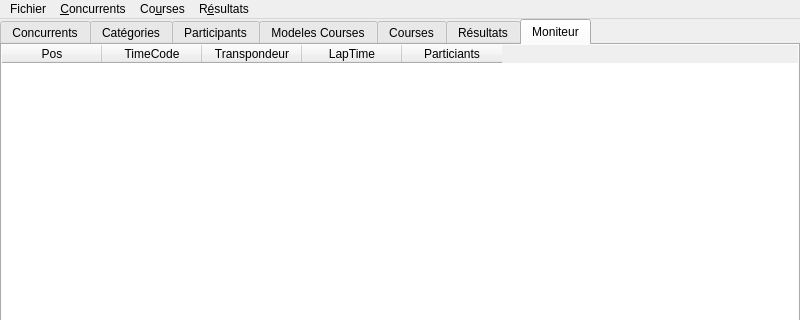
alcatrazproduction/Chrono, file MainWindow.ui: the form before one commit; both pictures show x 0 to 800 and y 0 to 320 of the 800 by 600 pixel window.
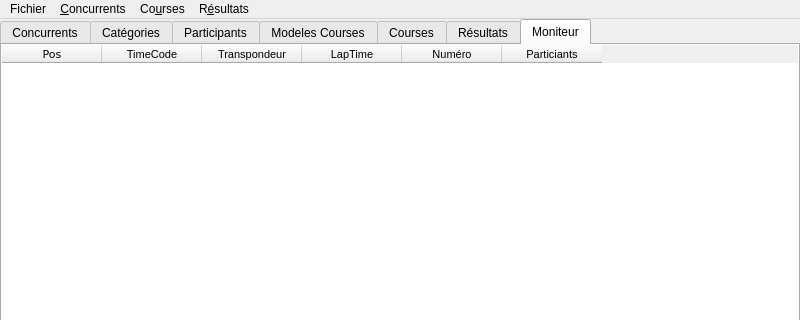
The form after the commit.

The edit to the form file:
```diff
--- a/MainWindow.ui
+++ b/MainWindow.ui
@@ -1671,6 +1671,11 @@
            <height>200</height>
           </size>
          </property>
+         <property name="font">
+          <font>
+           <pointsize>8</pointsize>
+          </font>
+         </property>
          <property name="toolTip">
           <string notr="true"/>
          </property>
@@ -1680,6 +1685,15 @@
          <property name="accessibleDescription">
           <string notr="true"/>
          </property>
+         <property name="frameShape">
+          <enum>QFrame::StyledPanel</enum>
+         </property>
+         <property name="frameShadow">
+          <enum>QFrame::Sunken</enum>
+         </property>
+         <property name="sizeAdjustPolicy">
+          <enum>QAbstractScrollArea::AdjustToContents</enum>
+         </property>
          <property name="editTriggers">
           <set>QAbstractItemView::SelectedClicked</set>
          </property>
@@ -1689,13 +1703,40 @@
          <property name="dragDropOverwriteMode">
           <bool>false</bool>
          </property>
+         <property name="selectionMode">
+          <enum>QAbstractItemView::SingleSelection</enum>
+         </property>
+         <property name="selectionBehavior">
+          <enum>QAbstractItemView::SelectRows</enum>
+         </property>
+         <attribute name="horizontalHeaderDefaultSectionSize">
+          <number>100</number>
+         </attribute>
+         <attribute name="horizontalHeaderMinimumSectionSize">
+          <number>20</number>
+         </attribute>
          <attribute name="horizontalHeaderShowSortIndicator" stdset="0">
           <bool>true</bool>
          </attribute>
+         <attribute name="verticalHeaderDefaultSectionSize">
+          <number>10</number>
+         </attribute>
+         <attribute name="verticalHeaderMinimumSectionSize">
+          <number>10</number>
+         </attribute>
          <column>
           <property name="text">
            <string>Pos</string>
           </property>
+          <property name="toolTip">
+           <string notr="true"/>
+          </property>
+          <property name="font">
+           <font>
+            <family>DejaVu Sans</family>
+            <pointsize>8</pointsize>
+           </font>
+          </property>
          </column>
          <column>
           <property name="text">
@@ -1712,6 +1753,11 @@
            <string>LapTime</string>
           </property>
          </column>
+         <column>
+          <property name="text">
+           <string>Numéro</string>
+          </property>
+         </column>
          <column>
           <property name="text">
            <string>Particiants</string>
```
Left out of the diff: 8 changed lines with no effect on the pictures.
